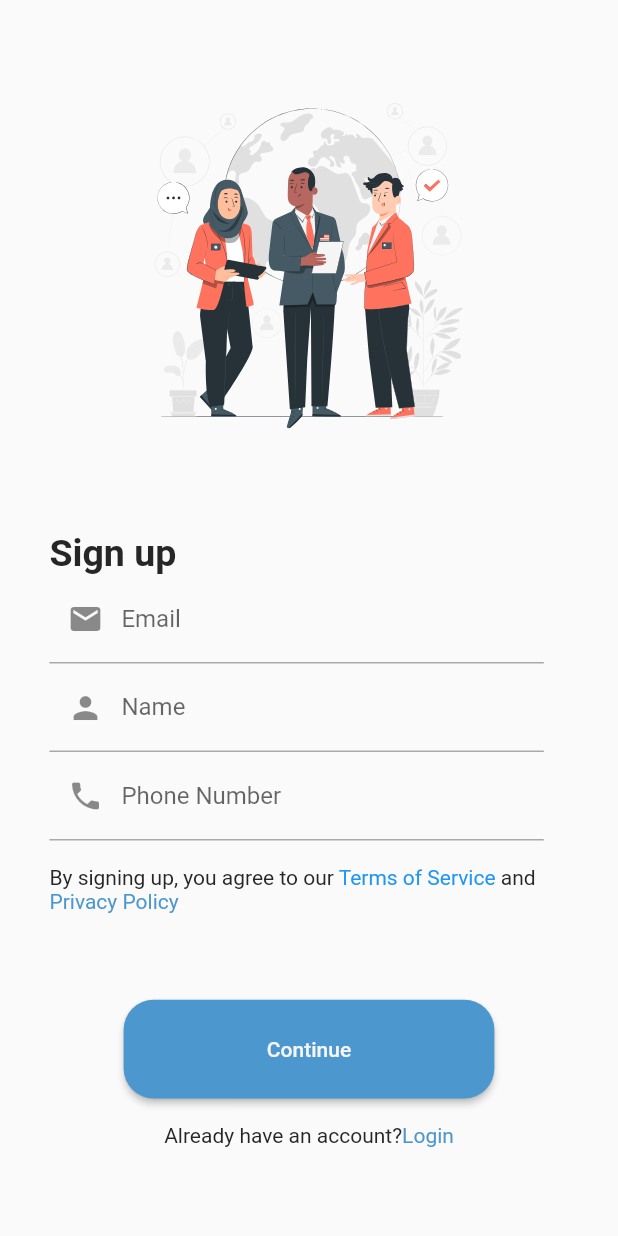
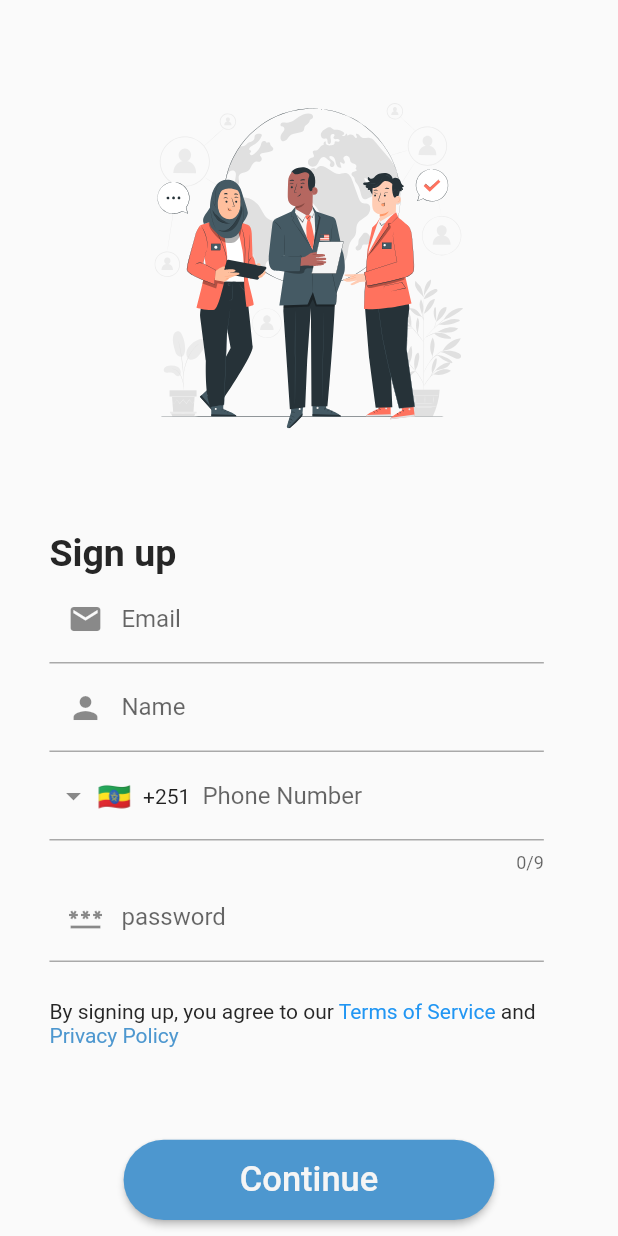
Before and after one commit to Nsustain/CoorDONATE-App, a Flutter app: the screen it shows after launch, on a phone screen of 412 x 824 dp. Run offline on Flutter 3.47's test engine with Material 2 defaults, Android fonts, the phone set to English and light mode, and no system bars; drawn by our look-alikes of intl_phone_field; our stand-ins replace flutter_dotenv, flutter_svg.

```diff
--- a/lib/features/auth/presentation/screen/signup_page.dart
+++ b/lib/features/auth/presentation/screen/signup_page.dart
@@ -1,3 +1,4 @@
+import 'package:coordonate_app/features/auth/presentation/widgets/phone_number.dart';
 import 'package:coordonate_app/features/auth/presentation/widgets/rounded_button.dart';
 import 'package:flutter/gestures.dart';
 import 'package:flutter/material.dart';
@@ -5,13 +6,28 @@ import 'package:flutter_svg/flutter_svg.dart';
 
 import 'package:coordonate_app/features/auth/presentation/widgets/input_form.dart';
 
-class Signup extends StatelessWidget {
-  const Signup({super.key});
+class SignupPage extends StatefulWidget {
+  const SignupPage({super.key});
+
+  @override
+  State<SignupPage> createState() => _SignupPageState();
+}
+
+class _SignupPageState extends State<SignupPage> {
+  //TextControllers
+  final emailController = TextEditingController();
+  final nameController = TextEditingController();
+  final phoneController = TextEditingController();
+  final passwordController = TextEditingController();
+  //formkey
+  final formkey = GlobalKey<FormState>();
 
   @override
   Widget build(BuildContext context) {
+    //Media Query
     double height = MediaQuery.of(context).size.height;
     double width = MediaQuery.of(context).size.width;
+    //page
     return Theme(
       data: Theme.of(context),
       child: Scaffold(
@@ -45,26 +61,45 @@ class Signup extends StatelessWidget {
                         fontWeight: FontWeight.bold,
                       ),
                     ),
+                    Form(
+                      key: formkey,
+                      autovalidateMode: AutovalidateMode.always,
+                      child: Column(
+                        children: [
                           InputForm(
                             icon: const Icon(Icons.email),
                             inputboxplaceholder: 'Email',
                             width: width,
                             type: 'email',
+                            textInputController: emailController,
+                            height: height,
                           ),
                           InputForm(
                             icon: const Icon(Icons.person),
                             inputboxplaceholder: 'Name',
                             width: width,
                             type: 'name',
+                            textInputController: nameController,
+                            height: height,
                           ),
+                          // SizedBox(
+                          //   height: height * 0.03,
+                          // ),
+                          PhoneNumber(
+                              width: width, controller: phoneController),
                           InputForm(
-                      icon: const Icon(Icons.phone),
-                      inputboxplaceholder: 'Phone Number',
+                            icon: const Icon(Icons.password),
+                            inputboxplaceholder: 'password',
                             width: width,
-                      type: 'phone',
+                            type: 'password',
+                            textInputController: passwordController,
+                            height: height,
+                          ),
+                        ],
+                      ),
                     ),
                     SizedBox(
-                      height: height * 0.02,
+                      height: height * 0.03,
                     ),
                     Container(
                         constraints: BoxConstraints(maxWidth: 0.8 * width),
@@ -106,12 +141,19 @@ class Signup extends StatelessWidget {
                           ),
                         )),
                     SizedBox(
-                      height: height * 0.07,
+                      height: height * 0.075,
                     ),
                     Center(
                       child: Column(
                         children: [
-                          RoundedButton(width: width, height: height),
+                          RoundedButton(
+                              width: width,
+                              height: height,
+                              onPressed: () {
+                                if (formkey.currentState!.validate()) {
+                                  //request login here
+                                }
+                              }),
                           SizedBox(
                             height: height * 0.02,
                           ),
@@ -134,7 +176,10 @@ class Signup extends StatelessWidget {
                                       })
                               ],
                             ),
-                          )
+                          ),
+                          SizedBox(
+                            height: height * 0.02,
+                          ),
                         ],
                       ),
                     )
--- a/lib/features/auth/presentation/widgets/input_form.dart
+++ b/lib/features/auth/presentation/widgets/input_form.dart
@@ -4,63 +4,87 @@ class InputForm extends StatefulWidget {
   final Icon icon;
   final String inputboxplaceholder;
   final double width;
+  final double height;
   final String type;
-  const InputForm(
-      {Key? key,
+  final TextEditingController textInputController;
+
+  const InputForm({
+    Key? key,
     required this.icon,
     required this.inputboxplaceholder,
     required this.width,
-      required this.type})
-      : super(key: key);
+    required this.type,
+    required this.height,
+    required this.textInputController,
+  }) : super(key: key);
 
   @override
   State<InputForm> createState() => _InputFormState();
 }
 
 class _InputFormState extends State<InputForm> {
-  final _textInputController = TextEditingController();
-  final _formkey = GlobalKey<FormState>();
+  String? _errorMessage;
 
-  String? _validate(String? value) {
-    if (value == null || value.isEmpty) {
-      return 'Please fill in the detail';
+  bool _isEmailValid(String value) {
+    final emailRegExp = RegExp(r'^[^@\s]+@[^@\s]+\.[^@\s]+$');
+    return emailRegExp.hasMatch(value);
   }
 
-    if (widget.type == 'email') {
-      final emailRegExp = RegExp(r'^[^@\s]+@[^@\s]+\.[^@\s]+$');
-      if (!emailRegExp.hasMatch(value)) {
-        return 'Please enter a valid email';
-      }
-    } else if (widget.type == 'name') {
+  bool _isNameValid(String value) {
     final nameRegExp = RegExp(r'^[a-zA-Z ]+$');
-      if (!nameRegExp.hasMatch(value)) {
-        return 'Please enter a valid name';
-      }
-    } else if (widget.type == 'phone') {
-      final phoneRegExp = RegExp(r'^\d{10}$');
-      if (!phoneRegExp.hasMatch(value)) {
-        return 'Please enter a valid phone number';
-      }
+    return nameRegExp.hasMatch(value);
   }
 
-    return null;
+  bool _isPasswordValid(String value) {
+    final passwordRegExp = RegExp(r'^(?=.*[A-Za-z])(?=.*\d)[A-Za-z\d]{8,}$');
+    return passwordRegExp.hasMatch(value);
+  }
+
+  void _validate(String? value) {
+    setState(() {
+      if (value == null || value.isEmpty) {
+        _errorMessage = 'Please fill in the detail';
+      } else if (widget.type == 'email' && !_isEmailValid(value)) {
+        _errorMessage = 'Please enter a valid email';
+      } else if (widget.type == 'name' && !_isNameValid(value)) {
+        _errorMessage = 'Please enter a valid name';
+      } else if (widget.type == 'password' && !_isPasswordValid(value)) {
+        _errorMessage = 'Please enter a valid password';
+      } else {
+        _errorMessage = null;
+      }
+    });
   }
 
   @override
   Widget build(BuildContext context) {
-    return Form(
-      key: _formkey,
-      child: Container(
+    return Container(
       constraints: BoxConstraints(maxWidth: widget.width * 0.8),
-        child: TextFormField(
-          controller: _textInputController,
+      child: Column(
+        crossAxisAlignment: CrossAxisAlignment.start,
+        children: [
+          TextFormField(
+            controller: widget.textInputController,
             decoration: InputDecoration(
               prefixIcon: widget.icon,
               labelText: widget.inputboxplaceholder,
             ),
-          validator: _validate,
-          onSaved: (newValue) {},
+            onChanged: (value) {
+              _validate(value);
+            },
           ),
+          if (_errorMessage != null)
+            Padding(
+              padding: const EdgeInsets.only(top: 8.0),
+              child: Text(
+                _errorMessage!,
+                style: TextStyle(
+                  color: Colors.red,
+                  fontSize: 12.0,
+                ),
+              ),
+            ),
+        ],
       ),
     );
   }
--- /dev/null
+++ b/lib/features/auth/presentation/widgets/phone_number.dart
@@ -0,0 +1,27 @@
+import 'package:flutter/material.dart';
+import 'package:intl_phone_field/intl_phone_field.dart';
+
+class PhoneNumber extends StatefulWidget {
+  const PhoneNumber({super.key, required this.controller, required this.width});
+  final TextEditingController controller;
+  final double width;
+
+  @override
+  State<PhoneNumber> createState() => _PhoneNumberState();
+}
+
+class _PhoneNumberState extends State<PhoneNumber> {
+  @override
+  Widget build(BuildContext context) {
+    return Container(
+      constraints: BoxConstraints(maxWidth: widget.width * 0.8),
+      child: IntlPhoneField(
+        decoration: InputDecoration(
+          labelText: 'Phone Number',
+        ),
+        controller: widget.controller,
+        initialCountryCode: 'ET',
+      ),
+    );
+  }
+}
--- a/lib/features/auth/presentation/widgets/rounded_button.dart
+++ b/lib/features/auth/presentation/widgets/rounded_button.dart
@@ -3,7 +3,12 @@ import 'package:flutter/material.dart';
 class RoundedButton extends StatelessWidget {
   final double width;
   final double height;
-  const RoundedButton({Key? key, required this.width, required this.height})
+  final VoidCallback onPressed;
+  const RoundedButton(
+      {Key? key,
+      required this.width,
+      required this.height,
+      required this.onPressed})
       : super(key: key);
 
   @override
@@ -13,17 +18,18 @@ class RoundedButton extends StatelessWidget {
         backgroundColor:
             MaterialStateProperty.all(Theme.of(context).colorScheme.primary),
         minimumSize: MaterialStateProperty.all(
-          Size(width * 0.6, height * 0.08),
+          Size(width * 0.6, height * 0.065),
         ),
         shape: MaterialStateProperty.all(
-          RoundedRectangleBorder(borderRadius: BorderRadius.circular(20)),
+          RoundedRectangleBorder(borderRadius: BorderRadius.circular(30)),
         ),
       ),
+      onPressed: onPressed,
       child: Text(
         'Continue',
-        style: TextStyle(color: Theme.of(context).colorScheme.surface),
+        style: TextStyle(
+            fontSize: 23, color: Theme.of(context).colorScheme.surface),
       ),
-      onPressed: () {},
     );
   }
 }
--- a/lib/main.dart
+++ b/lib/main.dart
@@ -1,4 +1,5 @@
 import 'package:coordonate_app/core/utils/global/environment.dart';
+import 'package:coordonate_app/features/auth/presentation/screen/login_page.dart';
 import 'package:flutter/material.dart';
 import 'package:flutter_dotenv/flutter_dotenv.dart';
 import './core/utils/constants/styles.dart';
@@ -32,7 +33,7 @@ class MyApp extends StatelessWidget {
             surface: kWhiteColor,
             onSurface: kTextPrimaryColor,
           )),
-      home: const Signup(),
+      home: SignupPage(),
     );
   }
 }
```
Also changed, not shown: pubspec.yaml (+4 -6 lines), lib/features/auth/presentation/widgets/example_widget.dart (deleted), pubspec.lock. Lines whose indentation alone changed are shown as unchanged.
